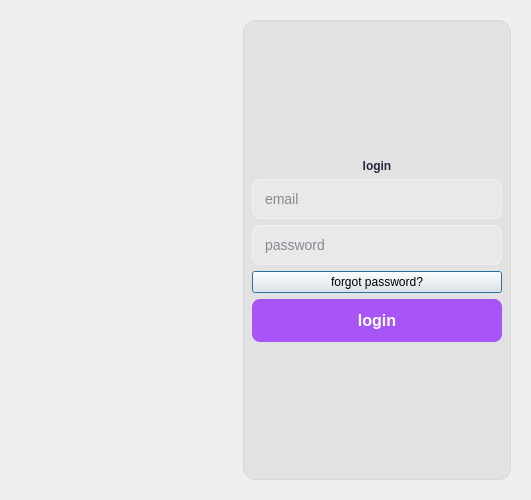
This is python_application/gui/ui_files/log-in_test.ui in MohammadIbraheem71/Image_filter_applicator as Qt 5 draws it before an edit. The edited form follows.
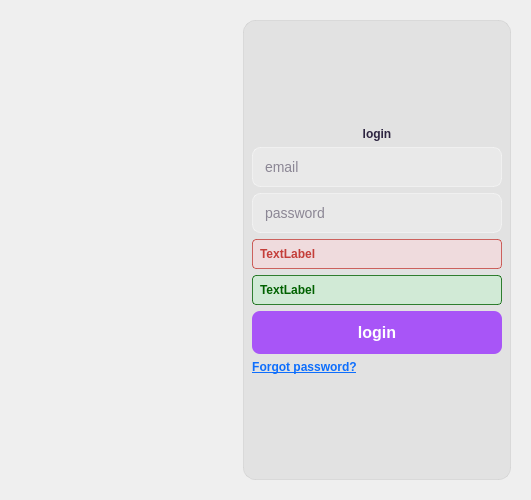
This is the edited form. Icons and pictures are not drawn.

Commit message: Added password visibility and improved the UI

Patch:
```diff
--- a/python_application/gui/ui_files/log-in_test.ui
+++ b/python_application/gui/ui_files/log-in_test.ui
@@ -128,6 +128,12 @@
   <layout class="QHBoxLayout" name="horizontalLayout">
    <item>
     <widget class="QWidget" name="bg_widget" native="true">
+     <property name="minimumSize">
+      <size>
+       <width>0</width>
+       <height>80</height>
+      </size>
+     </property>
      <layout class="QHBoxLayout" name="horizontalLayout_2">
       <item>
        <spacer name="horizontalSpacer">
@@ -231,34 +237,106 @@
           </widget>
          </item>
          <item>
-          <widget class="QLineEdit" name="passwrd_edt">
+          <layout class="QHBoxLayout" name="horizontalLayout_4" stretch="0">
+           <property name="sizeConstraint">
+            <enum>QLayout::SizeConstraint::SetDefaultConstraint</enum>
+           </property>
+           <property name="leftMargin">
+            <number>0</number>
+           </property>
+           <item>
+            <widget class="QLineEdit" name="passwrd_edt">
+             <property name="sizePolicy">
+              <sizepolicy hsizetype="Fixed" vsizetype="Fixed">
+               <horstretch>0</horstretch>
+               <verstretch>0</verstretch>
+              </sizepolicy>
+             </property>
+             <property name="minimumSize">
+              <size>
+               <width>250</width>
+               <height>0</height>
+              </size>
+             </property>
+             <property name="maximumSize">
+              <size>
+               <width>250</width>
+               <height>16777215</height>
+              </size>
+             </property>
+             <property name="echoMode">
+              <enum>QLineEdit::EchoMode::Password</enum>
+             </property>
+             <property name="placeholderText">
+              <string>password</string>
+             </property>
+            </widget>
+           </item>
+          </layout>
+         </item>
+         <item>
+          <widget class="QLabel" name="error_lbl">
            <property name="sizePolicy">
-            <sizepolicy hsizetype="Fixed" vsizetype="Fixed">
+            <sizepolicy hsizetype="Preferred" vsizetype="Preferred">
              <horstretch>0</horstretch>
              <verstretch>0</verstretch>
             </sizepolicy>
            </property>
            <property name="minimumSize">
             <size>
-             <width>250</width>
-             <height>0</height>
+             <width>0</width>
+             <height>30</height>
             </size>
            </property>
            <property name="maximumSize">
             <size>
-             <width>250</width>
+             <width>16777214</width>
              <height>16777215</height>
             </size>
            </property>
-           <property name="placeholderText">
-            <string>password</string>
+           <property name="font">
+            <font>
+             <fontweight>Medium</fontweight>
+            </font>
+           </property>
+           <property name="styleSheet">
+            <string notr="true">    background-color: rgba(248, 215, 218, 150); /* light red with 150/255 opacity */
+    color: rgb(196, 62, 57);                              /* dark red text */
+    border: 1px solid rgba(196, 62, 57, 200);  /* optional semi-transparent border */
+    border-radius: 4px;
+    padding: 2px 4px;
+
+</string>
+           </property>
+           <property name="text">
+            <string>TextLabel</string>
+           </property>
+           <property name="wordWrap">
+            <bool>true</bool>
            </property>
           </widget>
          </item>
          <item>
-          <widget class="QPushButton" name="forgotpass_btn">
+          <widget class="QLabel" name="success_lbl">
+           <property name="minimumSize">
+            <size>
+             <width>0</width>
+             <height>30</height>
+            </size>
+           </property>
+           <property name="styleSheet">
+            <string notr="true">background-color: rgba(198, 239, 206, 150); /* light green with 150/255 opacity */
+color: rgb(0, 97, 0);                        /* dark green text */
+border: 1px solid rgba(0, 97, 0, 200);      /* optional semi-transparent border */
+border-radius: 4px;
+padding: 2px 4px;
+</string>
+           </property>
            <property name="text">
-            <string>forgot password?</string>
+            <string>TextLabel</string>
+           </property>
+           <property name="wordWrap">
+            <bool>true</bool>
            </property>
           </widget>
          </item>
@@ -281,6 +359,37 @@
            </property>
           </widget>
          </item>
+         <item>
+          <widget class="QPushButton" name="forgotpass_btn">
+           <property name="sizePolicy">
+            <sizepolicy hsizetype="Fixed" vsizetype="Fixed">
+             <horstretch>0</horstretch>
+             <verstretch>0</verstretch>
+            </sizepolicy>
+           </property>
+           <property name="layoutDirection">
+            <enum>Qt::LayoutDirection::LeftToRight</enum>
+           </property>
+           <property name="styleSheet">
+            <string notr="true">QPushButton {
+        color: #0d6efd;             /* Blue text */
+        background-color: transparent;
+        border: none;
+        text-decoration: underline; /* Underlined like a link */
+        font-weight: bold;
+    }
+    QPushButton:hover {
+        color: #0b5ed7;             /* Darker blue on hover */
+    }
+    QPushButton:pressed {
+        color: #0a58ca;             /* Even darker on click */
+    }</string>
+           </property>
+           <property name="text">
+            <string>Forgot password?</string>
+           </property>
+          </widget>
+         </item>
          <item>
           <spacer name="verticalSpacer">
            <property name="orientation">
```
The commit also changes 11 other files.
